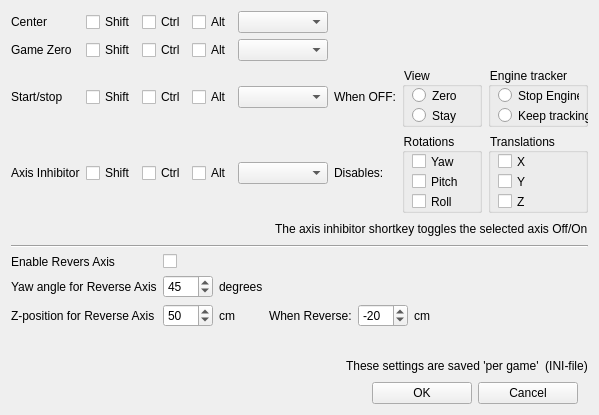
Qt form FaceTrackNoIR/FTNoIR_KeyboardShortcuts.ui (opentrack/opentrack) before a commit.
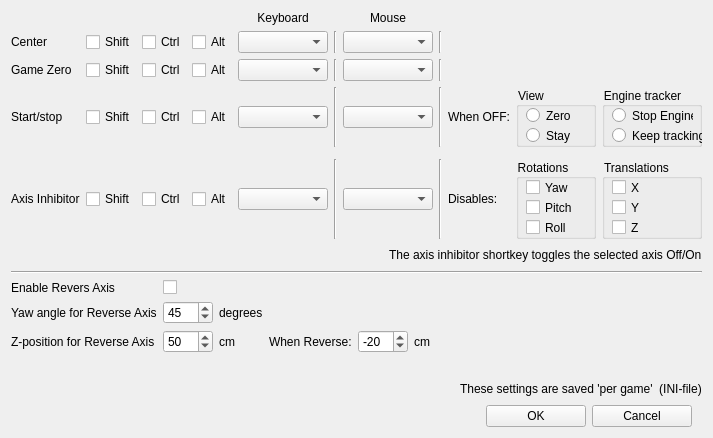
The same form after that commit. Icons and pictures are not drawn.

Commit message: Added Mouse-keys to the ShortKeys. Needs some more testing.

The edit to the form file:
```diff
--- a/FaceTrackNoIR/FTNoIR_KeyboardShortcuts.ui
+++ b/FaceTrackNoIR/FTNoIR_KeyboardShortcuts.ui
@@ -6,8 +6,8 @@
    <rect>
     <x>0</x>
     <y>0</y>
-    <width>558</width>
-    <height>415</height>
+    <width>672</width>
+    <height>438</height>
    </rect>
   </property>
   <property name="windowTitle">
@@ -28,21 +28,21 @@
     <layout class="QHBoxLayout" name="horizontalLayout_3">
      <item>
       <layout class="QGridLayout" name="gridLayout">
-       <item row="3" column="6">
+       <item row="5" column="8">
         <widget class="QLabel" name="label_3">
          <property name="text">
           <string>Disables:</string>
          </property>
         </widget>
        </item>
-       <item row="2" column="6">
+       <item row="3" column="8">
         <widget class="QLabel" name="label_5">
          <property name="text">
           <string>When OFF:</string>
          </property>
         </widget>
        </item>
-       <item row="0" column="0">
+       <item row="1" column="0">
         <widget class="QLabel" name="textLabel2">
          <property name="sizePolicy">
           <sizepolicy hsizetype="Minimum" vsizetype="Fixed">
@@ -58,14 +58,14 @@
          </property>
         </widget>
        </item>
-       <item row="3" column="0">
+       <item row="5" column="0">
         <widget class="QLabel" name="label_2">
          <property name="text">
           <string>Axis Inhibitor</string>
          </property>
         </widget>
        </item>
-       <item row="0" column="1">
+       <item row="1" column="1">
         <widget class="QCheckBox" name="chkCenterShift">
          <property name="maximumSize">
           <size>
@@ -78,20 +78,20 @@
          </property>
         </widget>
        </item>
-       <item row="2" column="1">
-        <widget class="QCheckBox" name="chkStartStopShift">
-         <property name="maximumSize">
-          <size>
-           <width>50</width>
-           <height>16777215</height>
-          </size>
-         </property>
-         <property name="text">
-          <string>Shift</string>
-         </property>
-        </widget>
-       </item>
        <item row="3" column="1">
+        <widget class="QCheckBox" name="chkStartStopShift">
+         <property name="maximumSize">
+          <size>
+           <width>50</width>
+           <height>16777215</height>
+          </size>
+         </property>
+         <property name="text">
+          <string>Shift</string>
+         </property>
+        </widget>
+       </item>
+       <item row="5" column="1">
         <widget class="QCheckBox" name="chkInhibitShift">
          <property name="maximumSize">
           <size>
@@ -104,7 +104,7 @@
          </property>
         </widget>
        </item>
-       <item row="0" column="2">
+       <item row="1" column="2">
         <widget class="QCheckBox" name="chkCenterCtrl">
          <property name="maximumSize">
           <size>
@@ -117,20 +117,20 @@
          </property>
         </widget>
        </item>
-       <item row="2" column="2">
-        <widget class="QCheckBox" name="chkStartStopCtrl">
-         <property name="maximumSize">
-          <size>
-           <width>50</width>
-           <height>16777215</height>
-          </size>
-         </property>
-         <property name="text">
-          <string>Ctrl</string>
-         </property>
-        </widget>
-       </item>
        <item row="3" column="2">
+        <widget class="QCheckBox" name="chkStartStopCtrl">
+         <property name="maximumSize">
+          <size>
+           <width>50</width>
+           <height>16777215</height>
+          </size>
+         </property>
+         <property name="text">
+          <string>Ctrl</string>
+         </property>
+        </widget>
+       </item>
+       <item row="5" column="2">
         <widget class="QCheckBox" name="chkInhibitCtrl">
          <property name="maximumSize">
           <size>
@@ -143,20 +143,20 @@
          </property>
         </widget>
        </item>
-       <item row="2" column="3">
-        <widget class="QCheckBox" name="chkStartStopAlt">
-         <property name="maximumSize">
-          <size>
-           <width>50</width>
-           <height>16777215</height>
-          </size>
-         </property>
-         <property name="text">
-          <string>Alt</string>
-         </property>
-        </widget>
-       </item>
        <item row="3" column="3">
+        <widget class="QCheckBox" name="chkStartStopAlt">
+         <property name="maximumSize">
+          <size>
+           <width>50</width>
+           <height>16777215</height>
+          </size>
+         </property>
+         <property name="text">
+          <string>Alt</string>
+         </property>
+        </widget>
+       </item>
+       <item row="5" column="3">
         <widget class="QCheckBox" name="chkInhibitAlt">
          <property name="maximumSize">
           <size>
@@ -169,7 +169,7 @@
          </property>
         </widget>
        </item>
-       <item row="0" column="4">
+       <item row="1" column="4">
         <widget class="QComboBox" name="cbxCenterKey">
          <property name="minimumSize">
           <size>
@@ -185,17 +185,17 @@
          </property>
         </widget>
        </item>
-       <item row="2" column="4">
-        <widget class="QComboBox" name="cbxStartStopKey">
-         <property name="minimumSize">
-          <size>
-           <width>90</width>
-           <height>0</height>
-          </size>
-         </property>
-        </widget>
-       </item>
        <item row="3" column="4">
+        <widget class="QComboBox" name="cbxStartStopKey">
+         <property name="minimumSize">
+          <size>
+           <width>90</width>
+           <height>0</height>
+          </size>
+         </property>
+        </widget>
+       </item>
+       <item row="5" column="4">
         <widget class="QComboBox" name="cbxInhibitKey">
          <property name="minimumSize">
           <size>
@@ -205,7 +205,7 @@
          </property>
         </widget>
        </item>
-       <item row="3" column="7">
+       <item row="5" column="9">
         <widget class="QGroupBox" name="groupBox">
          <property name="minimumSize">
           <size>
@@ -278,7 +278,7 @@
          </widget>
         </widget>
        </item>
-       <item row="2" column="7">
+       <item row="3" column="9">
         <widget class="QGroupBox" name="groupBox_2">
          <property name="minimumSize">
           <size>
@@ -320,7 +320,7 @@
          </widget>
         </widget>
        </item>
-       <item row="2" column="0">
+       <item row="3" column="0">
         <widget class="QLabel" name="label_6">
          <property name="text">
           <string>Start/stop</string>
@@ -330,7 +330,7 @@
          </property>
         </widget>
        </item>
-       <item row="3" column="8">
+       <item row="5" column="10">
         <widget class="QGroupBox" name="groupBox_3">
          <property name="styleSheet">
           <string notr="true">color: rgb(0, 0, 0);</string>
@@ -397,7 +397,7 @@
          </widget>
         </widget>
        </item>
-       <item row="2" column="8">
+       <item row="3" column="10">
         <widget class="QGroupBox" name="groupBox_4">
          <property name="minimumSize">
           <size>
@@ -439,7 +439,7 @@
          </widget>
         </widget>
        </item>
-       <item row="1" column="0">
+       <item row="2" column="0">
         <widget class="QLabel" name="textLabel2_2">
          <property name="sizePolicy">
           <sizepolicy hsizetype="Minimum" vsizetype="Fixed">
@@ -455,7 +455,7 @@
          </property>
         </widget>
        </item>
-       <item row="1" column="1">
+       <item row="2" column="1">
         <widget class="QCheckBox" name="chkGameZeroShift">
          <property name="maximumSize">
           <size>
@@ -468,7 +468,7 @@
          </property>
         </widget>
        </item>
-       <item row="1" column="2">
+       <item row="2" column="2">
         <widget class="QCheckBox" name="chkGameZeroCtrl">
          <property name="maximumSize">
           <size>
@@ -481,20 +481,20 @@
          </property>
         </widget>
        </item>
-       <item row="0" column="3">
-        <widget class="QCheckBox" name="chkCenterAlt">
-         <property name="maximumSize">
-          <size>
-           <width>50</width>
-           <height>16777215</height>
-          </size>
-         </property>
-         <property name="text">
-          <string>Alt</string>
-         </property>
-        </widget>
-       </item>
        <item row="1" column="3">
+        <widget class="QCheckBox" name="chkCenterAlt">
+         <property name="maximumSize">
+          <size>
+           <width>50</width>
+           <height>16777215</height>
+          </size>
+         </property>
+         <property name="text">
+          <string>Alt</string>
+         </property>
+        </widget>
+       </item>
+       <item row="2" column="3">
         <widget class="QCheckBox" name="chkGameZeroAlt">
          <property name="maximumSize">
           <size>
@@ -507,7 +507,7 @@
          </property>
         </widget>
        </item>
-       <item row="1" column="4">
+       <item row="2" column="4">
         <widget class="QComboBox" name="cbxGameZeroKey">
          <property name="minimumSize">
           <size>
@@ -523,6 +523,165 @@
          </property>
         </widget>
        </item>
+       <item row="0" column="4">
+        <widget class="QLabel" name="textLabel2_3">
+         <property name="sizePolicy">
+          <sizepolicy hsizetype="Minimum" vsizetype="Fixed">
+           <horstretch>0</horstretch>
+           <verstretch>0</verstretch>
+          </sizepolicy>
+         </property>
+         <property name="text">
+          <string>Keyboard</string>
+         </property>
+         <property name="alignment">
+          <set>Qt::AlignCenter</set>
+         </property>
+         <property name="wordWrap">
+          <bool>false</bool>
+         </property>
+        </widget>
+       </item>
+       <item row="0" column="6">
+        <widget class="QLabel" name="textLabel2_4">
+         <property name="sizePolicy">
+          <sizepolicy hsizetype="Minimum" vsizetype="Fixed">
+           <horstretch>0</horstretch>
+           <verstretch>0</verstretch>
+          </sizepolicy>
+         </property>
+         <property name="text">
+          <string>Mouse</string>
+         </property>
+         <property name="alignment">
+          <set>Qt::AlignCenter</set>
+         </property>
+         <property name="wordWrap">
+          <bool>false</bool>
+         </property>
+        </widget>
+       </item>
+       <item row="1" column="6">
+        <widget class="QComboBox" name="cbxCenterMouseKey">
+         <property name="minimumSize">
+          <size>
+           <width>90</width>
+           <height>0</height>
+          </size>
+         </property>
+         <property name="toolTip">
+          <string>Select Number</string>
+         </property>
+         <property name="insertPolicy">
+          <enum>QComboBox::InsertAlphabetically</enum>
+         </property>
+        </widget>
+       </item>
+       <item row="2" column="6">
+        <widget class="QComboBox" name="cbxGameZeroMouseKey">
+         <property name="minimumSize">
+          <size>
+           <width>90</width>
+           <height>0</height>
+          </size>
+         </property>
+         <property name="toolTip">
+          <string>Select Number</string>
+         </property>
+         <property name="insertPolicy">
+          <enum>QComboBox::InsertAlphabetically</enum>
+         </property>
+        </widget>
+       </item>
+       <item row="3" column="6">
+        <widget class="QComboBox" name="cbxStartStopMouseKey">
+         <property name="minimumSize">
+          <size>
+           <width>90</width>
+           <height>0</height>
+          </size>
+         </property>
+         <property name="toolTip">
+          <string>Select Number</string>
+         </property>
+         <property name="insertPolicy">
+          <enum>QComboBox::InsertAlphabetically</enum>
+         </property>
+        </widget>
+       </item>
+       <item row="5" column="6">
+        <widget class="QComboBox" name="cbxInhibitMouseKey">
+         <property name="minimumSize">
+          <size>
+           <width>90</width>
+           <height>0</height>
+          </size>
+         </property>
+        </widget>
+       </item>
+       <item row="1" column="5">
+        <widget class="Line" name="line_2">
+         <property name="orientation">
+          <enum>Qt::Vertical</enum>
+         </property>
+        </widget>
+       </item>
+       <item row="2" column="5">
+        <widget class="Line" name="line_3">
+         <property name="orientation">
+          <enum>Qt::Vertical</enum>
+         </property>
+        </widget>
+       </item>
+       <item row="3" column="5">
+        <widget class="Line" name="line_6">
+         <property name="orientation">
+          <enum>Qt::Vertical</enum>
+         </property>
+        </widget>
+       </item>
+       <item row="5" column="5">
+        <widget class="Line" name="line_7">
+         <property name="orientation">
+          <enum>Qt::Vertical</enum>
+         </property>
+        </widget>
+       </item>
+       <item row="1" column="7">
+        <widget class="Line" name="line_9">
+         <property name="orientation">
+          <enum>Qt::Vertical</enum>
+         </property>
+        </widget>
+       </item>
+       <item row="3" column="7">
+        <widget class="Line" name="line_8">
+         <property name="orientation">
+          <enum>Qt::Vertical</enum>
+         </property>
+        </widget>
+       </item>
+       <item row="2" column="7">
+        <widget class="Line" name="line_10">
+         <property name="orientation">
+          <enum>Qt::Vertical</enum>
+         </property>
+        </widget>
+       </item>
+       <item row="5" column="7">
+        <widget class="Line" name="line_11">
+         <property name="orientation">
+          <enum>Qt::Vertical</enum>
+         </property>
+        </widget>
+       </item>
+       <item row="4" column="0">
+        <widget class="Line" name="line_12">
+         <property name="orientation">
+          <enum>Qt::Vertical</enum>
+         </property>
+        </widget>
+       </item>
       </layout>
      </item>
     </layout>
```
Left out of the diff: 2 changed lines with no effect on the pictures. The commit also changes 5 other files.
